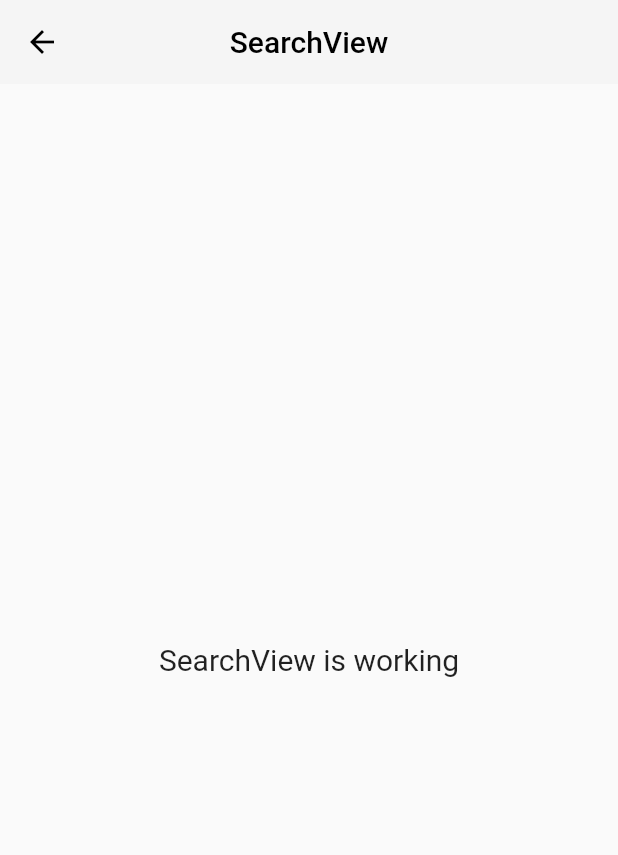
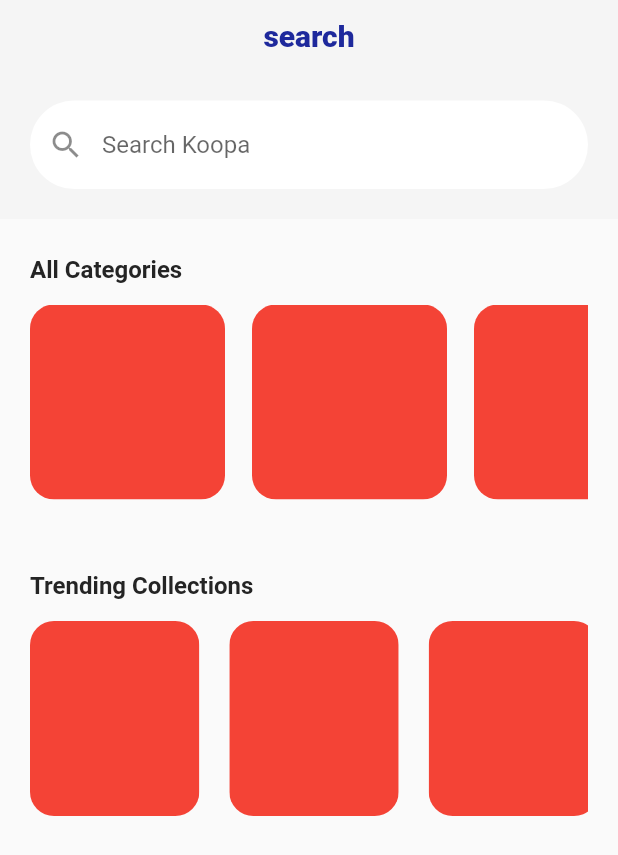
Before and after one commit to KOOPA-JUNCTION/koopa, a Flutter app: the SearchView screen opened by its route, on a phone screen of 412 x 824 dp. Shown: the top 855 px of the screen. Run offline on Flutter 3.47's test engine with Material 2 defaults, Android fonts, the phone set to English and light mode, and no system bars; our stand-ins replace flutter_svg, get; Roboto replaces fonts that are missing (Pretendard).

Commit message:
feat: search layout

```diff
--- a/assets/locales/en_US.json
+++ b/assets/locales/en_US.json
@@ -7,5 +7,11 @@
     "profile": "profile",
 
     "popular": "Popular"
+  },
+  "search": {
+    "title": "Search",
+    "hintText": "Search Koopa",
+    "allCategories": "All Categories",
+    "trending": "Trending Collections"
   }
 }
--- a/lib/app/modules/search/views/search_view.dart
+++ b/lib/app/modules/search/views/search_view.dart
@@ -2,7 +2,35 @@ import 'package:flutter/material.dart';
 
 import 'package:get/get.dart';
 
+import '../../../../generated/locales.g.dart';
 import '../controllers/search_controller.dart';
+
+class _TitleContent extends StatelessWidget {
+  final String title;
+  final Widget child;
+  const _TitleContent({
+    required this.title,
+    required this.child,
+  });
+
+  @override
+  Widget build(BuildContext context) {
+    return Column(
+      crossAxisAlignment: CrossAxisAlignment.start,
+      children: [
+        Text(
+          title,
+          style: Get.textTheme.titleMedium!.copyWith(
+            fontWeight: FontWeight.bold,
+            color: const Color(0xff242424),
+          ),
+        ),
+        const SizedBox(height: 14),
+        child,
+      ],
+    );
+  }
+}
 
 class SearchView extends GetView<SearchController> {
   const SearchView({Key? key}) : super(key: key);
@@ -10,14 +38,102 @@ class SearchView extends GetView<SearchController> {
   Widget build(BuildContext context) {
     return Scaffold(
       appBar: AppBar(
-        title: const Text('SearchView'),
+        title: Text(LocaleKeys.home_search.tr),
+        titleTextStyle: Get.textTheme.titleLarge!.copyWith(
+          fontWeight: FontWeight.w900,
+          color: const Color(0xff1e299c),
+        ),
+        automaticallyImplyLeading: false,
         centerTitle: true,
+        bottom: PreferredSize(
+          preferredSize: const Size(double.infinity, 90),
+          child: Padding(
+            padding: const EdgeInsets.all(20),
+            child: TextFormField(
+              decoration: InputDecoration(
+                filled: true,
+                border: OutlineInputBorder(
+                  borderRadius: BorderRadius.circular(36),
+                  borderSide: BorderSide.none,
+                ),
+                fillColor: Colors.white,
+                prefixIcon: const Icon(Icons.search),
+                hintText: LocaleKeys.search_hintText.tr,
+              ),
+            ),
+          ),
+        ),
       ),
-      body: Center(
-        child: Text(
-          'SearchView is working',
-          style: TextStyle(fontSize: 20),
-        ),
+      body: CustomScrollView(
+        slivers: [
+          SliverPadding(
+            padding: const EdgeInsets.symmetric(horizontal: 20, vertical: 24),
+            sliver: SliverToBoxAdapter(
+              child: Column(
+                crossAxisAlignment: CrossAxisAlignment.start,
+                children: [
+                  _TitleContent(
+                    title: LocaleKeys.search_allCategories.tr,
+                    child: SizedBox(
+                      height: 130,
+                      child: ListView.separated(
+                        shrinkWrap: true,
+                        scrollDirection: Axis.horizontal,
+                        itemBuilder: (_, index) => SizedBox(
+                          width: 130,
+                          height: 130,
+                          child: ClipRRect(
+                            borderRadius: BorderRadius.circular(16),
+                            child: Container(color: Colors.red),
+                          ),
+                        ),
+                        separatorBuilder: (_, index) =>
+                            const SizedBox(width: 18),
+                        itemCount: 3,
+                      ),
+                    ),
+                  ),
+                ],
+              ),
+            ),
+          ),
+          SliverPadding(
+            padding: const EdgeInsets.symmetric(horizontal: 20, vertical: 24),
+            sliver: SliverToBoxAdapter(
+              child: Column(
+                crossAxisAlignment: CrossAxisAlignment.start,
+                children: [
+                  _TitleContent(
+                    title: LocaleKeys.search_trending.tr,
+                    child: SizedBox(
+                      height: 130,
+                      child: GridView.builder(
+                        shrinkWrap: true,
+                        scrollDirection: Axis.horizontal,
+                        gridDelegate:
+                            const SliverGridDelegateWithMaxCrossAxisExtent(
+                          maxCrossAxisExtent: 130,
+                          childAspectRatio: 190 / 165,
+                          crossAxisSpacing: 20,
+                          mainAxisSpacing: 20,
+                        ),
+                        itemBuilder: (_, index) => SizedBox(
+                          width: 130,
+                          height: 130,
+                          child: ClipRRect(
+                            borderRadius: BorderRadius.circular(16),
+                            child: Container(color: Colors.red),
+                          ),
+                        ),
+                        itemCount: 3,
+                      ),
+                    ),
+                  ),
+                ],
+              ),
+            ),
+          ),
+        ],
       ),
     );
   }
```
Also changed, not shown: lib/generated/locales.g.dart.
